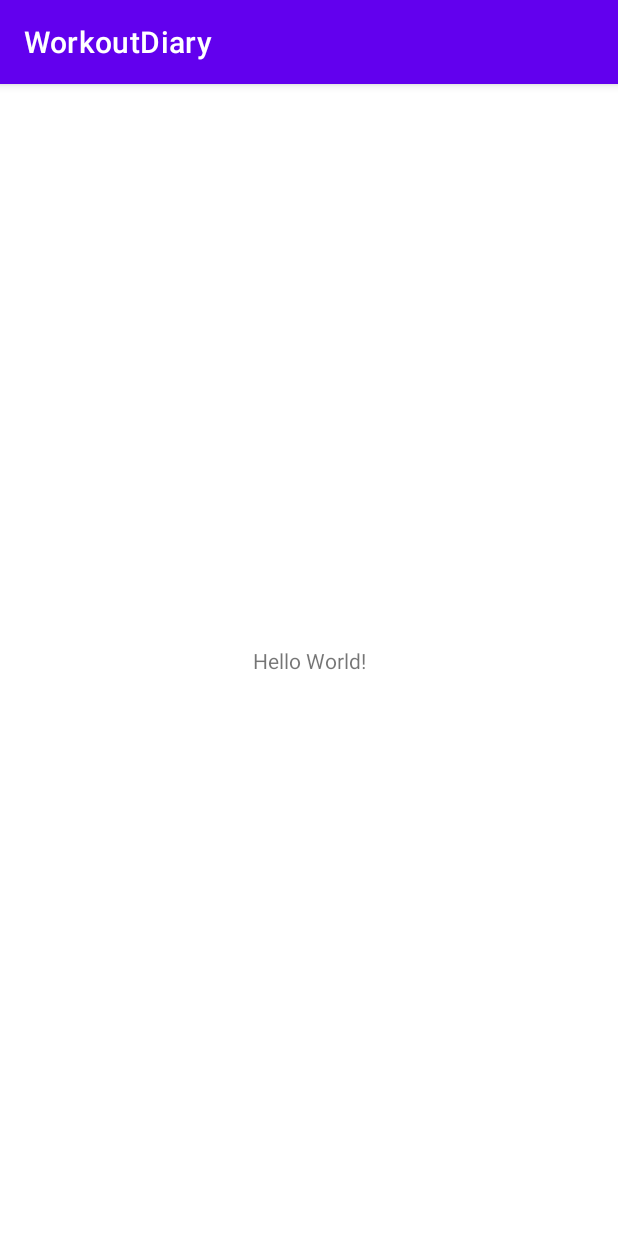
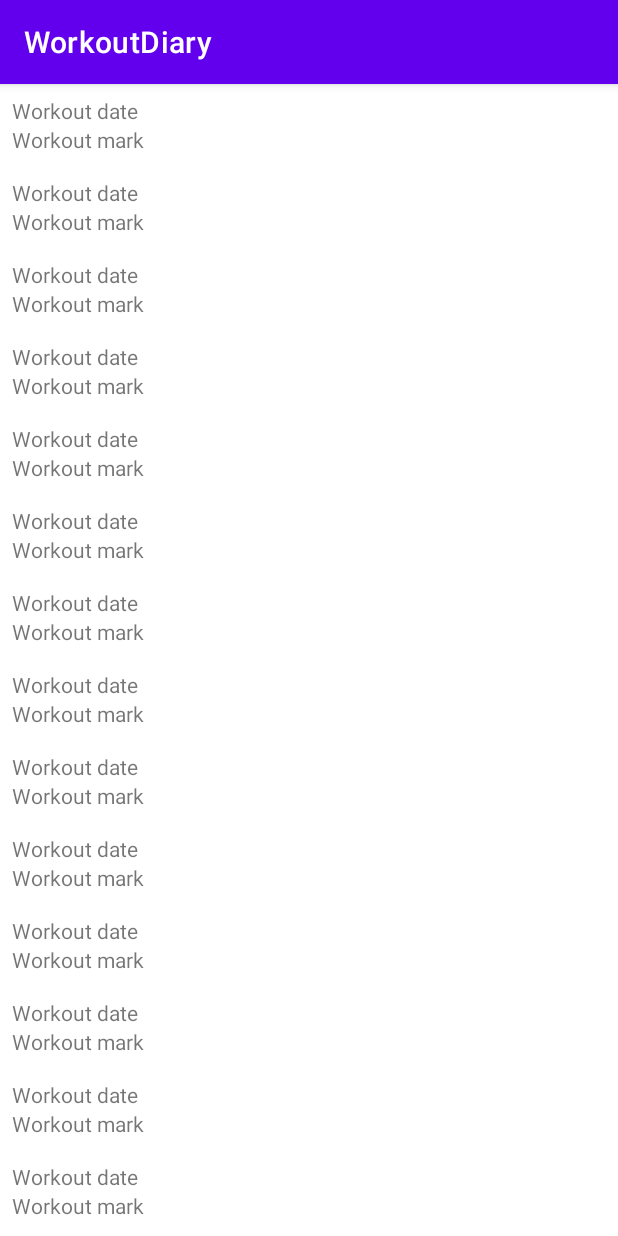
Before and after one commit to sergey-ozernyy/WorkoutDiary, an Android app: the screen it shows after launch (MainActivity), on a phone screen of 412 x 824 dp. Run offline under Robolectric (Android 15) with nearby library versions, the phone set to English and light mode, and no system bars; our stand-ins replace Room's generated code.

Commit message:
Добавил RecyclerView

```diff
--- a/app/build.gradle
+++ b/app/build.gradle
@@ -29,12 +29,13 @@ android {
 
 dependencies {
 
+    implementation 'androidx.legacy:legacy-support-v4:1.0.0'
     def room_version = "2.3.0"
 
     implementation "androidx.room:room-runtime:$room_version"
     annotationProcessor "androidx.room:room-compiler:$room_version"
 
-
+    implementation 'androidx.lifecycle:lifecycle-extensions:2.2.0'
     implementation 'androidx.appcompat:appcompat:1.3.1'
     implementation 'com.google.android.material:material:1.4.0'
     implementation 'androidx.constraintlayout:constraintlayout:2.1.0'
--- a/app/src/main/AndroidManifest.xml
+++ b/app/src/main/AndroidManifest.xml
@@ -11,7 +11,7 @@
         android:supportsRtl="true"
         android:theme="@style/Theme.WorkoutDiary">
         <activity
-            android:name=".MainActivity"
+            android:name=".view.MainActivity"
             android:exported="true">
             <intent-filter>
                 <action android:name="android.intent.action.MAIN" />
--- a/app/src/main/java/com/example/workoutdiary/MainActivity.java
+++ /dev/null
@@ -1,15 +0,0 @@
-package com.example.workoutdiary;
-
-import androidx.appcompat.app.AppCompatActivity;
-
-import android.os.Bundle;
-
-public class MainActivity extends AppCompatActivity {
-
-    @Override
-    protected void onCreate(Bundle savedInstanceState) {
-        super.onCreate(savedInstanceState);
-        setContentView(R.layout.activity_main);
-    }
-
-}
--- a/app/src/main/java/com/example/workoutdiary/model/Workout.java
+++ b/app/src/main/java/com/example/workoutdiary/model/Workout.java
@@ -29,8 +29,11 @@ public class Workout implements Serializable {
     @TypeConverters({ConverterMarks.class})
     public List<String> marks;
 
+    public Workout(){}
 
-    public Workout() {
+    public Workout(LocalDateTime date, List<String> marks) {
+        this.date = date;
+        this.marks = marks;
     }
 
     public int getId() {
--- /dev/null
+++ b/app/src/main/java/com/example/workoutdiary/view/MainActivity.java
@@ -0,0 +1,18 @@
+package com.example.workoutdiary.view;
+
+import androidx.appcompat.app.AppCompatActivity;
+import androidx.fragment.app.Fragment;
+import androidx.fragment.app.FragmentManager;
+
+import android.os.Bundle;
+
+import com.example.workoutdiary.R;
+
+public class MainActivity extends SingleFragmentActivity {
+
+    @Override
+    protected Fragment createFragment(){
+        return new WorkoutListFragment();
+    }
+
+}
--- /dev/null
+++ b/app/src/main/java/com/example/workoutdiary/view/SingleFragmentActivity.java
@@ -0,0 +1,28 @@
+package com.example.workoutdiary.view;
+
+import android.os.Bundle;
+
+import androidx.appcompat.app.AppCompatActivity;
+import androidx.fragment.app.Fragment;
+import androidx.fragment.app.FragmentManager;
+
+import com.example.workoutdiary.R;
+
+public abstract class SingleFragmentActivity extends AppCompatActivity {
+    protected abstract Fragment createFragment();
+
+    @Override
+    protected void onCreate(Bundle savedInstanceState) {
+        super.onCreate(savedInstanceState);
+        setContentView(R.layout.activity_fragment);
+        FragmentManager fm = getSupportFragmentManager();
+        Fragment fragment = fm.findFragmentById(R.id.fragment_container);
+
+        if (fragment == null) {
+            fragment = createFragment();
+            fm.beginTransaction()
+                    .add(R.id.fragment_container, fragment)
+                    .commit();
+        }
+    }
+}
--- /dev/null
+++ b/app/src/main/java/com/example/workoutdiary/view/WorkoutAdapter.java
@@ -0,0 +1,50 @@
+package com.example.workoutdiary.view;
+
+import android.view.LayoutInflater;
+import android.view.ViewGroup;
+
+import androidx.annotation.NonNull;
+import androidx.recyclerview.widget.RecyclerView;
+
+import com.example.workoutdiary.R;
+import com.example.workoutdiary.model.Workout;
+
+import java.util.List;
+
+public class WorkoutAdapter extends RecyclerView.Adapter<WorkoutAdapter.WorkoutHolder>{
+    private List<Workout> mWorkouts;
+
+    public WorkoutAdapter(List<Workout> workouts){
+        mWorkouts = workouts;
+    }
+
+    protected static class WorkoutHolder extends RecyclerView.ViewHolder{
+
+        public WorkoutHolder(LayoutInflater inflater, ViewGroup parent) {
+            super(inflater.inflate(R.layout.list_item_workout, parent, false));
+        }
+
+    }
+
+
+    @NonNull
+    @Override
+    public WorkoutAdapter.WorkoutHolder onCreateViewHolder(@NonNull ViewGroup parent, int viewType) {
+        LayoutInflater layoutInflater = LayoutInflater.from(parent.getContext());
+        return new WorkoutAdapter.WorkoutHolder(layoutInflater, parent);
+    }
+
+    @Override
+    public void onBindViewHolder(@NonNull WorkoutHolder holder, int position) {
+        //holder.g
+    }
+
+
+
+    @Override
+    public int getItemCount() {
+        return mWorkouts.size();
+    }
+
+
+}
--- /dev/null
+++ b/app/src/main/java/com/example/workoutdiary/view/WorkoutListFragment.java
@@ -0,0 +1,47 @@
+package com.example.workoutdiary.view;
+
+import android.os.Bundle;
+
+import androidx.annotation.NonNull;
+import androidx.fragment.app.Fragment;
+import androidx.recyclerview.widget.LinearLayoutManager;
+import androidx.recyclerview.widget.RecyclerView;
+
+import android.view.LayoutInflater;
+import android.view.View;
+import android.view.ViewGroup;
+
+import com.example.workoutdiary.R;
+import com.example.workoutdiary.model.Workout;
+import com.example.workoutdiary.viewmodel.WorkoutListViewModel;
+
+import java.util.List;
+
+
+public class WorkoutListFragment extends Fragment {
+
+    private RecyclerView workoutRecyclerView;
+    private WorkoutAdapter mAdapter;
+
+    @Override
+    public View onCreateView(LayoutInflater inflater, ViewGroup container, Bundle savedInstanceState){
+        View view = inflater.inflate(R.layout.fragment_workout_list, container, false);
+        workoutRecyclerView = (RecyclerView) view.findViewById(R.id.workout_recycler_view);
+        workoutRecyclerView.setLayoutManager(new LinearLayoutManager(getActivity()));
+        //updateUI();
+        workoutRecyclerView.setAdapter(new WorkoutAdapter(new WorkoutListViewModel().workouts));
+        return view;
+    }
+
+    private void updateUI(){
+        List<Workout> workouts = new WorkoutListViewModel().workouts;
+        mAdapter = new WorkoutAdapter(workouts);
+        workoutRecyclerView.setAdapter(mAdapter);
+    }
+
+
+
+
+
+
+}
--- /dev/null
+++ b/app/src/main/java/com/example/workoutdiary/viewmodel/WorkoutListViewModel.java
@@ -0,0 +1,33 @@
+package com.example.workoutdiary.viewmodel;
+
+import androidx.annotation.NonNull;
+import androidx.annotation.Nullable;
+import androidx.lifecycle.ViewModel;
+
+import com.example.workoutdiary.model.Workout;
+
+import java.time.LocalDateTime;
+import java.util.ArrayList;
+import java.util.Collection;
+import java.util.Iterator;
+import java.util.List;
+import java.util.ListIterator;
+
+public class WorkoutListViewModel extends ViewModel {
+
+    public List<Workout> workouts = new ArrayList<Workout>();
+
+    public  WorkoutListViewModel(){
+        for(int i = 0; i < 100; i++){
+            Workout workout = new Workout();
+            workout.setDate(LocalDateTime.now());
+            ArrayList marks = new ArrayList();
+            marks.add("f");
+            workout.setMarks(marks);
+            workouts.add(new Workout());
+        }
+    }
+
+
+
+}
--- /dev/null
+++ b/app/src/main/res/layout/activity_fragment.xml
@@ -0,0 +1,11 @@
+<?xml version="1.0" encoding="utf-8"?>
+<FrameLayout
+    xmlns:android="http://schemas.android.com/apk/res/android"
+    xmlns:tools="http://schemas.android.com/tools"
+    android:id="@+id/fragment_container"
+    android:layout_width="match_parent"
+    android:layout_height="match_parent"
+    tools:context=".view.MainActivity">
+
+
+</FrameLayout>
--- a/app/src/main/res/layout/activity_main.xml
+++ /dev/null
@@ -1,18 +0,0 @@
-<?xml version="1.0" encoding="utf-8"?>
-<androidx.constraintlayout.widget.ConstraintLayout xmlns:android="http://schemas.android.com/apk/res/android"
-    xmlns:app="http://schemas.android.com/apk/res-auto"
-    xmlns:tools="http://schemas.android.com/tools"
-    android:layout_width="match_parent"
-    android:layout_height="match_parent"
-    tools:context=".MainActivity">
-
-    <TextView
-        android:layout_width="wrap_content"
-        android:layout_height="wrap_content"
-        android:text="Hello World!"
-        app:layout_constraintBottom_toBottomOf="parent"
-        app:layout_constraintLeft_toLeftOf="parent"
-        app:layout_constraintRight_toRightOf="parent"
-        app:layout_constraintTop_toTopOf="parent" />
-
-</androidx.constraintlayout.widget.ConstraintLayout>
--- /dev/null
+++ b/app/src/main/res/layout/fragment_workout_list.xml
@@ -0,0 +1,7 @@
+<?xml version="1.0" encoding="utf-8"?>
+<androidx.recyclerview.widget.RecyclerView
+    xmlns:android="http://schemas.android.com/apk/res/android"
+    android:id="@+id/workout_recycler_view"
+    android:layout_width="match_parent"
+    android:layout_height="match_parent"
+     />
--- /dev/null
+++ b/app/src/main/res/layout/list_item_workout.xml
@@ -0,0 +1,22 @@
+<?xml version="1.0" encoding="utf-8"?>
+<LinearLayout
+    xmlns:android="http://schemas.android.com/apk/res/android"
+
+    android:layout_width="match_parent"
+    android:layout_height="wrap_content"
+    android:orientation="vertical"
+    android:padding="8dp">
+
+    <TextView
+        android:id="@+id/date"
+        android:layout_width="match_parent"
+        android:layout_height="wrap_content"
+        android:text="Workout date" />
+
+    <TextView
+        android:id="@+id/mark"
+        android:layout_width="match_parent"
+        android:layout_height="wrap_content"
+        android:text="Workout mark" />
+
+</LinearLayout>
--- a/app/src/main/res/values/strings.xml
+++ b/app/src/main/res/values/strings.xml
@@ -1,3 +1,5 @@
 <resources>
     <string name="app_name">WorkoutDiary</string>
+    <!-- TODO: Remove or change this placeholder text -->
+    <string name="hello_blank_fragment">Hello blank fragment</string>
 </resources>
```
